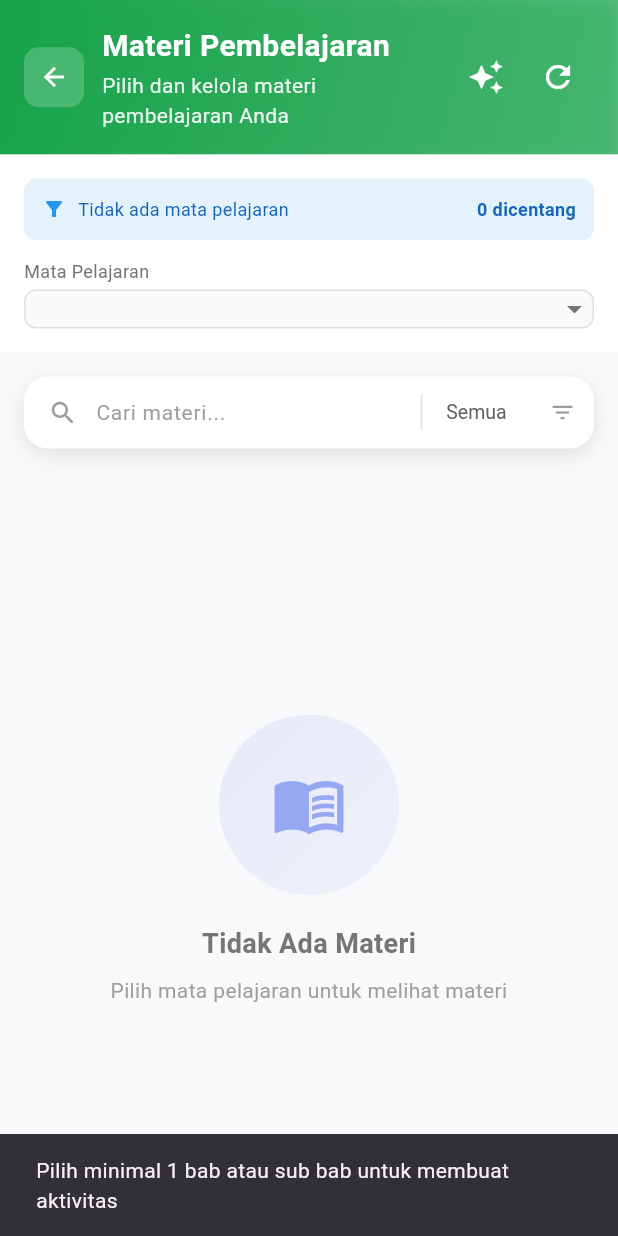
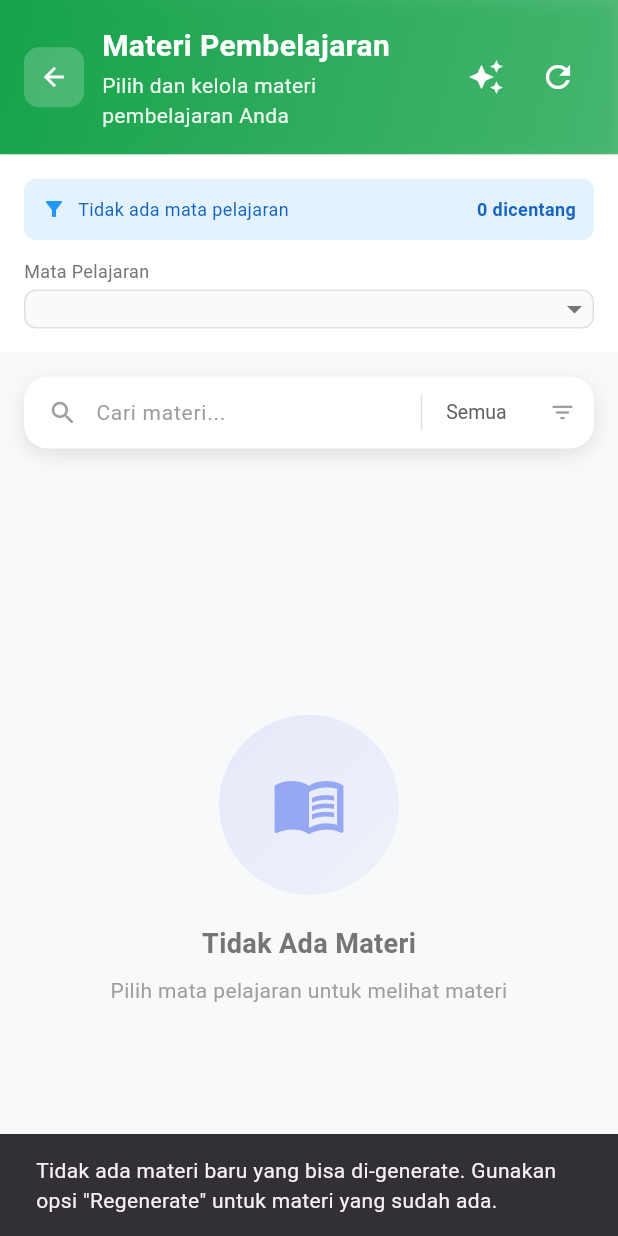
Before and after one commit to luaybachtiarrifai20/manajemensekolah, a Flutter app: the MateriPage screen opened directly with empty values, after a tap on the "auto awesome" icon, after a tap on the "refresh" icon, on a phone screen of 412 x 824 dp. Run offline on Flutter 3.47's test engine with Material 3 defaults, Android fonts, the phone set to English and light mode, and no system bars; our stand-ins replace file_picker, image_picker, jwt_decoder, open_file, shared_preferences, syncfusion_flutter_datagrid; missing offline and left inert: syncfusion_flutter_pdf, syncfusion_flutter_xlsio; accounts and stored records are empty; network calls fail.

Commit message:
add code to generate and ungenerate

```diff
--- a/lib/screen/guru/materi_screen.dart
+++ b/lib/screen/guru/materi_screen.dart
@@ -54,6 +54,10 @@ class MateriPageState extends State<MateriPage> {
   final Map<String, bool> _checkedBab = {};
   final Map<String, bool> _checkedSubBab = {};
 
+  // State untuk generated (sudah pernah di-generate)
+  final Map<String, bool> _generatedBab = {};
+  final Map<String, bool> _generatedSubBab = {};
+
   List<Map<String, dynamic>> _getCheckedBab() {
     return _babMateriList
         .where((bab) => _checkedBab[bab['id']] == true)
@@ -69,15 +73,38 @@ class MateriPageState extends State<MateriPage> {
         .cast<Map<String, dynamic>>();
   }
 
+  // Fungsi untuk mendapatkan bab yang dicentang tapi belum di-generate
+  List<Map<String, dynamic>> _getCheckedNotGeneratedBab() {
+    return _babMateriList
+        .where((bab) =>
+          _checkedBab[bab['id']] == true &&
+          _generatedBab[bab['id']] != true)
+        .toList()
+        .cast<Map<String, dynamic>>();
+  }
+
+  // Fungsi untuk mendapatkan sub bab yang dicentang tapi belum di-generate
+  List<Map<String, dynamic>> _getCheckedNotGeneratedSubBab() {
+    return _subBabMateriList
+        .where((subBab) =>
+          _checkedSubBab[subBab['id']] == true &&
+          _generatedSubBab[subBab['id']] != true)
+        .toList()
+        .cast<Map<String, dynamic>>();
+  }
+
   // Fungsi untuk navigate ke halaman class activity dengan bab yang dipilih
-  void _navigateToGenerateRPP() {
-    final checkedBab = _getCheckedBab();
-    final checkedSubBab = _getCheckedSubBab();
+  void _navigateToGenerateRPP({bool allowRegenerate = false}) async {
+    // Gunakan yang belum di-generate, atau semua yang checked jika allowRegenerate = true
+    final checkedBab = allowRegenerate ? _getCheckedBab() : _getCheckedNotGeneratedBab();
+    final checkedSubBab = allowRegenerate ? _getCheckedSubBab() : _getCheckedNotGeneratedSubBab();
 
     if (checkedBab.isEmpty && checkedSubBab.isEmpty) {
       ScaffoldMessenger.of(context).showSnackBar(
         SnackBar(
-          content: Text('Pilih minimal 1 bab atau sub bab untuk membuat aktivitas'),
+          content: Text(allowRegenerate
+            ? 'Pilih minimal 1 bab atau sub bab untuk regenerate'
+            : 'Tidak ada materi baru yang bisa di-generate. Gunakan opsi "Regenerate" untuk materi yang sudah ada.'),
         ),
       );
       return;
@@ -104,6 +131,11 @@ class MateriPageState extends State<MateriPage> {
         print('Selected bab only: $selectedBabId');
       }
     }
+
+    // Mark as generated sebelum navigate
+    await _markSelectedAsGenerated(checkedBab, checkedSubBab);
+
+    if (!mounted) return;
 
     Navigator.push(
       context,
@@ -121,6 +153,61 @@ class MateriPageState extends State<MateriPage> {
     );
   }
 
+  // Mark selected materials as generated
+  Future<void> _markSelectedAsGenerated(
+    List<Map<String, dynamic>> babs,
+    List<Map<String, dynamic>> subBabs,
+  ) async {
+    try {
+      final String? guruId = widget.guru['id'];
+      if (guruId == null || _selectedMataPelajaran == null) return;
+
+      final List<Map<String, dynamic>> items = [];
+
+      // Add babs
+      for (var bab in babs) {
+        items.add({
+          'bab_id': bab['id'],
+          'sub_bab_id': null,
+        });
+      }
+
+      // Add sub-babs
+      for (var subBab in subBabs) {
+        items.add({
+          'bab_id': subBab['bab_id'],
+          'sub_bab_id': subBab['id'],
+        });
+      }
+
+      if (items.isEmpty) return;
+
+      await ApiSubjectService.markMateriGenerated({
+        'guru_id': guruId,
+        'mata_pelajaran_id': _selectedMataPelajaran,
+        'items': items,
+      });
+
+      // Update local state
+      setState(() {
+        for (var bab in babs) {
+          _generatedBab[bab['id']] = true;
+        }
+        for (var subBab in subBabs) {
+          _generatedSubBab[subBab['id']] = true;
+        }
+      });
+
+      if (kDebugMode) {
+        print('Marked ${items.length} items as generated');
+      }
+    } catch (e) {
+      if (kDebugMode) {
+        print('Error marking as generated: $e');
+      }
+    }
+  }
+
   bool _isLoading = false;
   String _debugInfo = '';
 
@@ -235,14 +322,17 @@ class MateriPageState extends State<MateriPage> {
         _babMateriList = babMateri;
         // Clear sub bab list when changing subject
         _subBabMateriList.clear();
-        // Clear expanded and checked states
+        // Clear expanded, checked, and generated states
         _expandedBab.clear();
         _checkedBab.clear();
         _checkedSubBab.clear();
+        _generatedBab.clear();
+        _generatedSubBab.clear();
         // Inisialisasi state expanded dan checked untuk setiap bab
         for (var bab in babMateri) {
           _expandedBab[bab['id']] = false;
           _checkedBab[bab['id']] = false;
+          _generatedBab[bab['id']] = false;
         }
         _debugInfo = '${babMateri.length} bab materi ditemukan';
       });
@@ -300,6 +390,11 @@ class MateriPageState extends State<MateriPage> {
     setState(() {
       _checkedSubBab[subBabId] = value ?? false;
 
+      // Jika di-unceklis, reset is_generated juga
+      if (!(value ?? false)) {
+        _generatedSubBab[subBabId] = false;
+      }
+
       // Cek apakah semua sub bab dalam bab ini sudah dicentang
       final allSubBabsChecked = _subBabMateriList
           .where((subBab) => subBab['bab_id'] == babId)
@@ -307,6 +402,11 @@ class MateriPageState extends State<MateriPage> {
 
       // Set status ceklis bab berdasarkan apakah semua sub bab sudah dicentang
       _checkedBab[babId] = allSubBabsChecked;
+
+      // Jika bab menjadi unchecked, reset is_generated bab juga
+      if (!allSubBabsChecked) {
+        _generatedBab[babId] = false;
+      }
     });
 
     // Save to database
@@ -317,6 +417,11 @@ class MateriPageState extends State<MateriPage> {
   void _handleBabCheck(String babId, bool? value) {
     setState(() {
       _checkedBab[babId] = value ?? false;
+
+      // Jika di-unceklis, reset is_generated juga
+      if (!(value ?? false)) {
+        _generatedBab[babId] = false;
+      }
 
       // Jika bab dicentang/tidak dicentang, set semua sub bab dalam bab tersebut
       // dengan nilai yang sama
@@ -324,6 +429,11 @@ class MateriPageState extends State<MateriPage> {
         (subBab) => subBab['bab_id'] == babId,
       )) {
         _checkedSubBab[subBab['id']] = value ?? false;
+
+        // Jika di-unceklis, reset is_generated sub bab juga
+        if (!(value ?? false)) {
+          _generatedSubBab[subBab['id']] = false;
+        }
       }
     });
 
@@ -347,18 +457,21 @@ class MateriPageState extends State<MateriPage> {
       }
 
       setState(() {
-        // Apply checked state from database
+        // Apply checked and generated state from database
         for (var item in progress) {
           final babId = item['bab_id'];
           final subBabId = item['sub_bab_id'];
           final isChecked = item['is_checked'] == 1 || item['is_checked'] == true;
+          final isGenerated = item['is_generated'] == 1 || item['is_generated'] == true;
 
           if (subBabId != null) {
-            // Sub bab checked
+            // Sub bab checked and generated status
             _checkedSubBab[subBabId.toString()] = isChecked;
+            _generatedSubBab[subBabId.toString()] = isGenerated;
           } else if (babId != null) {
-            // Bab checked (no specific sub bab)
+            // Bab checked and generated status (no specific sub bab)
             _checkedBab[babId.toString()] = isChecked;
+            _generatedBab[babId.toString()] = isGenerated;
           }
         }
       });
@@ -765,13 +878,18 @@ class MateriPageState extends State<MateriPage> {
 
           // Tombol Generate RPP jika ada yang dicentang
           if (totalChecked > 0) ...[
-            SizedBox(
-              width: double.infinity,
-              child: ElevatedButton.icon(
-                onPressed: _navigateToGenerateRPP,
-                icon: Icon(Icons.auto_awesome, size: 20),
+            Row(
+              children: [
+                // Tombol Generate (untuk yang baru / belum di-generate)
+                Expanded(
+                  flex: _getCheckedNotGeneratedCount() > 0 ? 3 : 0,
+                  child: _getCheckedNotGeneratedCount() > 0
+                    ? ElevatedButton.icon(
+                        onPressed: () => _navigateToGenerateRPP(allowRegenerate: false),
+                        icon: Icon(Icons.auto_awesome, size: 18),
                         label: Text(
-                  '${languageProvider.getTranslatedText({'en': 'Generate RPP', 'id': 'Generate RPP'})} ($totalChecked ${languageProvider.getTranslatedText({'en': 'selected', 'id': 'dipilih'})})',
+                          'Generate (${_getCheckedNotGeneratedCount()})',
+                          style: TextStyle(fontSize: 13),
                         ),
                         style: ElevatedButton.styleFrom(
                           backgroundColor: Color(0xFF10B981),
@@ -781,7 +899,34 @@ class MateriPageState extends State<MateriPage> {
                             borderRadius: BorderRadius.circular(8),
                           ),
                         ),
-              ),
+                      )
+                    : SizedBox.shrink(),
+                ),
+                if (_getCheckedNotGeneratedCount() > 0) SizedBox(width: 8),
+                // Tombol Regenerate (untuk semua yang checked)
+                Expanded(
+                  flex: 2,
+                  child: ElevatedButton.icon(
+                    onPressed: () => _navigateToGenerateRPP(allowRegenerate: true),
+                    icon: Icon(Icons.refresh, size: 18),
+                    label: Text(
+                      languageProvider.getTranslatedText({
+                        'en': 'Regenerate',
+                        'id': 'Regenerate',
+                      }),
+                      style: TextStyle(fontSize: 13),
+                    ),
+                    style: ElevatedButton.styleFrom(
+                      backgroundColor: Color(0xFF8B5CF6),
+                      foregroundColor: Colors.white,
+                      padding: EdgeInsets.symmetric(vertical: 12),
+                      shape: RoundedRectangleBorder(
+                        borderRadius: BorderRadius.circular(8),
+                      ),
+                    ),
+                  ),
+                ),
+              ],
             ),
             SizedBox(height: 12),
           ],
@@ -990,6 +1135,9 @@ class MateriPageState extends State<MateriPage> {
                                 onChanged: (value) {
                                   _handleBabCheck(bab['id'], value);
                                 },
+                                activeColor: _generatedBab[bab['id']] == true
+                                    ? Color(0xFF8B5CF6)
+                                    : Color(0xFF10B981),
                               ),
                               Icon(
                                 isExpanded
@@ -1071,6 +1219,9 @@ class MateriPageState extends State<MateriPage> {
                     onChanged: (value) {
                       _handleSubBabCheck(subBab['id'], bab['id'], value);
                     },
+                    activeColor: _generatedSubBab[subBab['id']] == true
+                        ? Color(0xFF8B5CF6)
+                        : Color(0xFF10B981),
                   ),
                   onTap: () {
                     _navigateToSubBabDetail(subBab, bab);
@@ -1098,6 +1249,10 @@ class MateriPageState extends State<MateriPage> {
         .where((checked) => checked)
         .length;
     return babChecked + subBabChecked;
+  }
+
+  int _getCheckedNotGeneratedCount() {
+    return _getCheckedNotGeneratedBab().length + _getCheckedNotGeneratedSubBab().length;
   }
 }
 
```
Also changed, not shown: lib/services/api_subject_services.dart (+22 -0 lines). Lines whose indentation alone changed are shown as unchanged.
